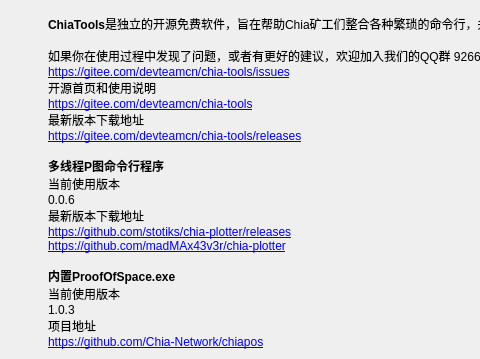
Before: the Qt Designer form ui/AboutWidget.ui in penglecn/ChiaTools, drawn with Qt 5; both pictures show x 0 to 480 and y 0 to 359 of the 689 by 489 pixel window.
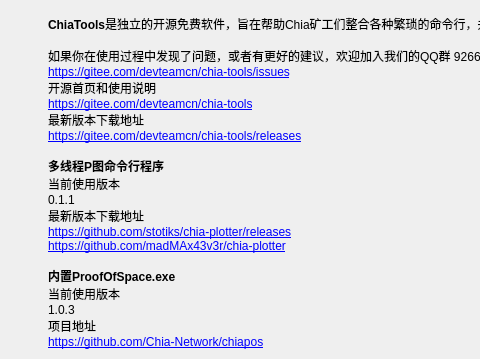
After: the same form once the commit is applied.

Commit message: 修改版本号

Patch:
```diff
--- a/ui/AboutWidget.ui
+++ b/ui/AboutWidget.ui
@@ -72,7 +72,7 @@
 &lt;p style=&quot;-qt-paragraph-type:empty; margin-top:0px; margin-bottom:0px; margin-left:0px; margin-right:0px; -qt-block-indent:0; text-indent:0px;&quot;&gt;&lt;br /&gt;&lt;/p&gt;
 &lt;p style=&quot; margin-top:0px; margin-bottom:0px; margin-left:0px; margin-right:0px; -qt-block-indent:0; text-indent:0px;&quot;&gt;&lt;span style=&quot; font-weight:600;&quot;&gt;多线程P图命令行程序&lt;/span&gt;&lt;/p&gt;
 &lt;p style=&quot; margin-top:0px; margin-bottom:0px; margin-left:0px; margin-right:0px; -qt-block-indent:0; text-indent:0px;&quot;&gt;当前使用版本&lt;/p&gt;
-&lt;p style=&quot; margin-top:0px; margin-bottom:0px; margin-left:0px; margin-right:0px; -qt-block-indent:0; text-indent:0px;&quot;&gt;0.0.6&lt;/p&gt;
+&lt;p style=&quot; margin-top:0px; margin-bottom:0px; margin-left:0px; margin-right:0px; -qt-block-indent:0; text-indent:0px;&quot;&gt;0.1.1&lt;/p&gt;
 &lt;p style=&quot; margin-top:0px; margin-bottom:0px; margin-left:0px; margin-right:0px; -qt-block-indent:0; text-indent:0px;&quot;&gt;最新版本下载地址&lt;/p&gt;
 &lt;p style=&quot; margin-top:0px; margin-bottom:0px; margin-left:0px; margin-right:0px; -qt-block-indent:0; text-indent:0px;&quot;&gt;&lt;a href=&quot;https://github.com/stotiks/chia-plotter/releases&quot;&gt;&lt;span style=&quot; text-decoration: underline; color:#0000ff;&quot;&gt;https://github.com/stotiks/chia-plotter/releases&lt;/span&gt;&lt;/a&gt;&lt;/p&gt;
 &lt;p style=&quot; margin-top:0px; margin-bottom:0px; margin-left:0px; margin-right:0px; -qt-block-indent:0; text-indent:0px;&quot;&gt;&lt;a href=&quot;https://github.com/stotiks/chia-plotter/releases&quot;&gt;&lt;span style=&quot; text-decoration: underline; color:#0000ff;&quot;&gt;https://github.com/madMAx43v3r/chia-plotter&lt;/span&gt;&lt;/a&gt;&lt;/p&gt;
```
The commit also changes 2 other files.
